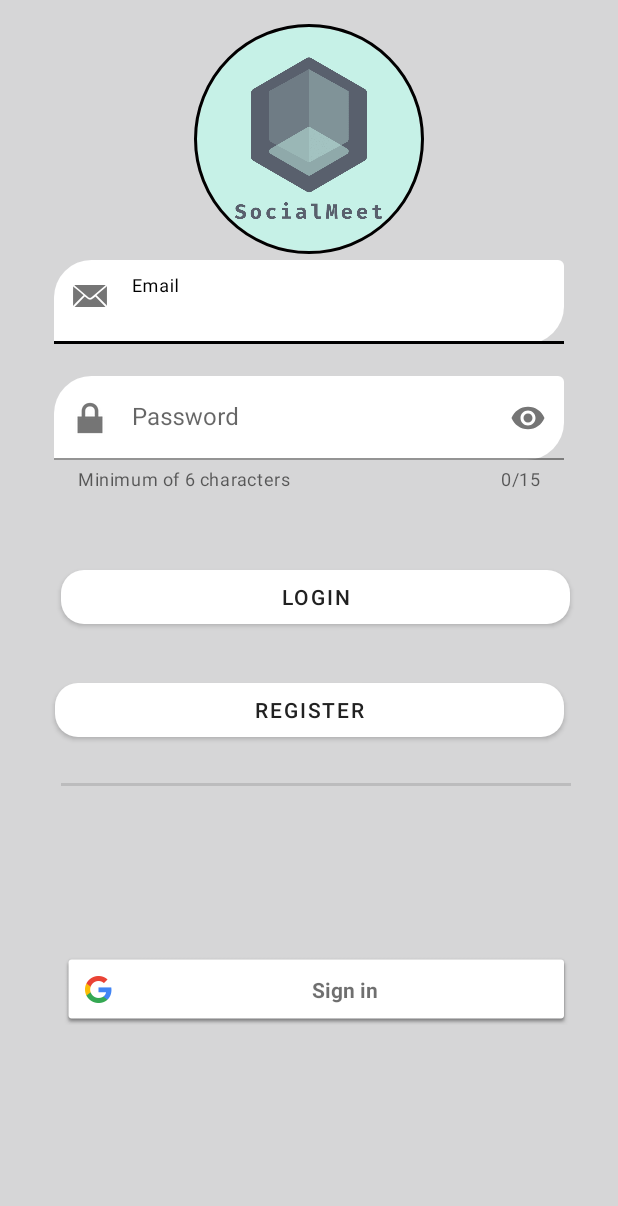
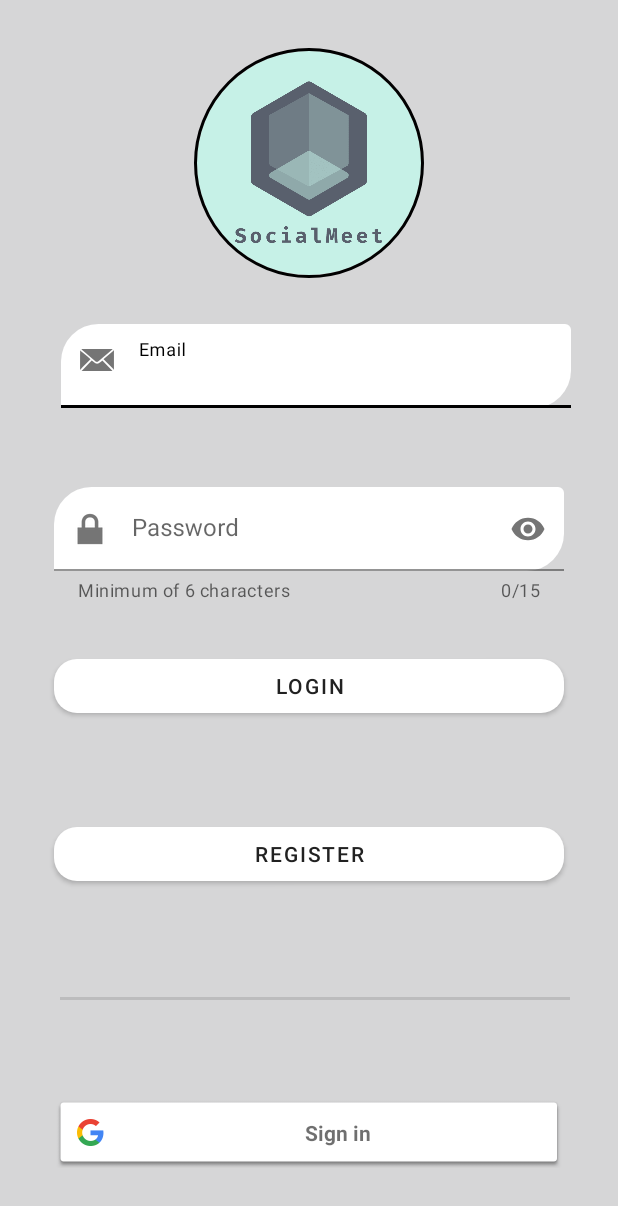
Before and after one commit to xlcod/SocialMeet, an Android app: the screen it shows after launch (LoginActivity), on a phone screen of 412 x 824 dp. Shown: the top 1206 px of the screen. Run offline under Robolectric (Android 15) with nearby library versions, the phone set to English and light mode, and no system bars; our stand-ins replace CircleImageView, Firebase (no records; nobody signed in at launch, a user with empty details on screens opened directly).

Commit message:
added fixes to view

```diff
--- a/app/src/debug/res/values/colors.xml
+++ b/app/src/debug/res/values/colors.xml
@@ -9,8 +9,8 @@
     <color name="headings">#3797CF</color>
     <color name="solidCircle">#AAFFFFFF</color>
     <color name="circleBorder">#50FFFFFF</color>
-    <color name="gradEnd">#7C4DFF</color>
-    <color name="gradStart">#7B1FA2</color>
+    <color name="gradEnd">#33183A</color>
+    <color name="gradStart">#FFE306E3</color>
     <color name="followersBg">#65DCE5</color>
     <color name="followingBg">#49BEFF</color>
     <color name="grey">#E5E5E5</color>
--- a/app/src/main/res/layout/activity_main.xml
+++ b/app/src/main/res/layout/activity_main.xml
@@ -14,14 +14,19 @@
         android:layout_height="73dp"
         android:layout_margin="4dp"
         android:layout_marginStart="32dp"
+        android:layout_marginTop="32dp"
+        android:layout_marginEnd="32dp"
+        android:layout_marginBottom="30dp"
+        android:backgroundTint="#ffff"
         android:hint="Email"
+        app:boxCornerRadiusBottomEnd="25dp"
+        app:boxCornerRadiusTopStart="25dp"
+        app:layout_constraintBottom_toTopOf="@+id/passwordLogin"
         app:layout_constraintEnd_toEndOf="parent"
+        app:layout_constraintHorizontal_bias="0.571"
         app:layout_constraintStart_toStartOf="parent"
         app:layout_constraintTop_toBottomOf="@+id/profile_image"
-        app:startIconDrawable="@android:drawable/sym_action_email"
-        app:boxCornerRadiusTopStart="25dp"
-        app:boxCornerRadiusBottomEnd="25dp"
-        android:backgroundTint="#ffff">
+        app:startIconDrawable="@android:drawable/sym_action_email">
 
         <com.google.android.material.textfield.TextInputEditText
             android:id="@+id/emailField"
@@ -33,13 +38,15 @@
             />
     </com.google.android.material.textfield.TextInputLayout>
 
-
     <com.google.android.material.textfield.TextInputLayout
         android:id="@+id/passwordLogin"
         android:layout_width="340dp"
         android:layout_height="78dp"
         android:layout_margin="4dp"
         android:layout_marginStart="32dp"
+        android:layout_marginTop="17dp"
+        android:layout_marginEnd="32dp"
+        android:layout_marginBottom="33dp"
         android:hint="@string/password"
         app:boxCornerRadiusBottomEnd="25dp"
         app:boxCornerRadiusTopStart="25dp"
@@ -49,6 +56,7 @@
         app:errorEnabled="true"
         app:helperText="@string/minimun"
         app:helperTextEnabled="true"
+        app:layout_constraintBottom_toTopOf="@+id/loginButton"
         app:layout_constraintEnd_toEndOf="parent"
         app:layout_constraintStart_toStartOf="parent"
         app:layout_constraintTop_toBottomOf="@+id/emailLogin"
@@ -64,44 +72,48 @@
 
     <com.google.android.material.button.MaterialButton
         android:id="@+id/loginButton"
-        android:layout_width="339dp"
+        android:layout_width="340dp"
         android:layout_height="48dp"
-        android:layout_marginStart="40dp"
-        android:layout_marginTop="45dp"
+        android:layout_marginStart="32dp"
+        android:layout_marginTop="17dp"
         android:layout_marginEnd="32dp"
+        android:layout_marginBottom="10dp"
         android:hapticFeedbackEnabled="true"
         android:text="@string/login"
         android:textColor="#212121"
         app:backgroundTint="#ffff"
         app:cornerRadius="15dp"
+        app:layout_constraintBottom_toTopOf="@+id/registerButton"
         app:layout_constraintEnd_toEndOf="parent"
         app:layout_constraintStart_toStartOf="parent"
-        app:layout_constraintTop_toBottomOf="@+id/passwordLogin" />
+        app:layout_constraintTop_toBottomOf="@+id/progressBar" />
 
     <com.google.android.material.button.MaterialButton
         android:id="@+id/registerButton"
         style="@style/Widget.MaterialComponents.Button"
-        android:layout_width="339dp"
+        android:layout_width="340dp"
         android:layout_height="48dp"
-        android:layout_marginStart="36dp"
-        android:layout_marginTop="27dp"
-        android:layout_marginEnd="36dp"
+        android:layout_marginStart="32dp"
+        android:layout_marginTop="26dp"
+        android:layout_marginEnd="32dp"
+        android:layout_marginBottom="28dp"
         android:text="@string/register"
         android:textColor="#212121"
         app:backgroundTint="#ffff"
         app:cornerRadius="15dp"
+        app:layout_constraintBottom_toTopOf="@+id/divider2"
         app:layout_constraintEnd_toEndOf="parent"
         app:layout_constraintStart_toStartOf="parent"
         app:layout_constraintTop_toBottomOf="@+id/loginButton" />
 
     <com.google.android.gms.common.SignInButton
         android:id="@+id/google_button"
-        android:layout_width="339dp"
+        android:layout_width="340dp"
         android:layout_height="48dp"
-        android:layout_marginStart="41dp"
-        android:layout_marginTop="22dp"
-        android:layout_marginEnd="31dp"
-        android:layout_marginBottom="51dp"
+        android:layout_marginStart="32dp"
+        android:layout_marginTop="36dp"
+        android:layout_marginEnd="32dp"
+        android:layout_marginBottom="17dp"
         app:cornerRadius="15dp"
         app:layout_constraintBottom_toBottomOf="parent"
         app:layout_constraintEnd_toEndOf="parent"
@@ -112,7 +124,7 @@
         android:id="@+id/profile_image"
         android:layout_width="169dp"
         android:layout_height="153dp"
-        android:layout_marginTop="16dp"
+        android:layout_marginTop="32dp"
         android:src="@drawable/logo"
         app:civ_border_color="#FF000000"
         app:civ_border_width="2dp"
@@ -124,12 +136,14 @@
         android:id="@+id/divider2"
         android:layout_width="340dp"
         android:layout_height="2dp"
-        android:layout_marginTop="100dp"
+        android:layout_marginStart="39dp"
+        android:layout_marginTop="16dp"
+        android:layout_marginEnd="32dp"
         android:background="?android:attr/listDivider"
-        app:layout_constraintEnd_toEndOf="@+id/loginButton"
-        app:layout_constraintHorizontal_bias="0.0"
-        app:layout_constraintStart_toStartOf="@+id/loginButton"
-        app:layout_constraintTop_toBottomOf="@+id/loginButton" />
+        app:layout_constraintBottom_toTopOf="@+id/google_button"
+        app:layout_constraintEnd_toEndOf="parent"
+        app:layout_constraintStart_toStartOf="parent"
+        app:layout_constraintTop_toBottomOf="@+id/registerButton" />
 
     <ProgressBar
         android:id="@+id/progressBar"
```
Also changed, not shown: app/src/main/res/layout/activity_quedadas_add.xml (+14 -1 lines), app/src/main/res/layout/activity_registrer.xml (+13 -1 lines), app/src/main/java/com/pernas/socialmeet/ui/quedadasDetail/QuedadasDetailPresenter.kt (line endings or trailing spaces).
